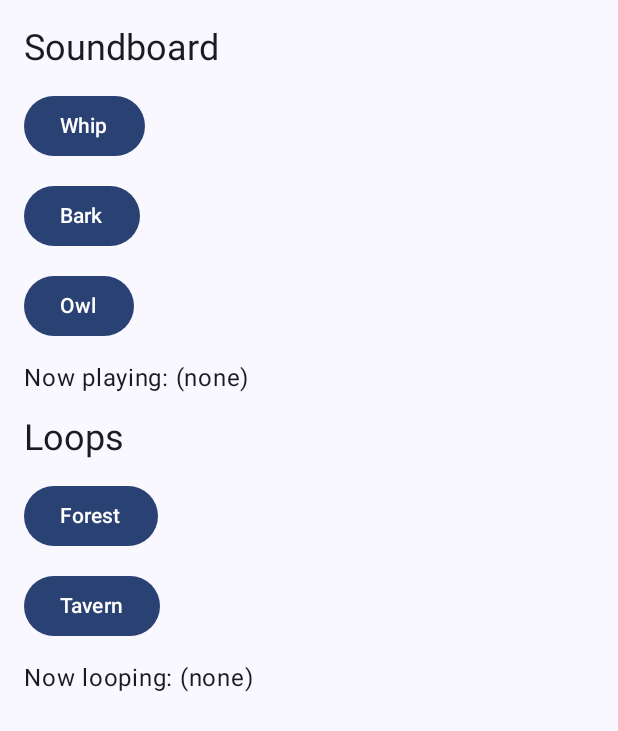
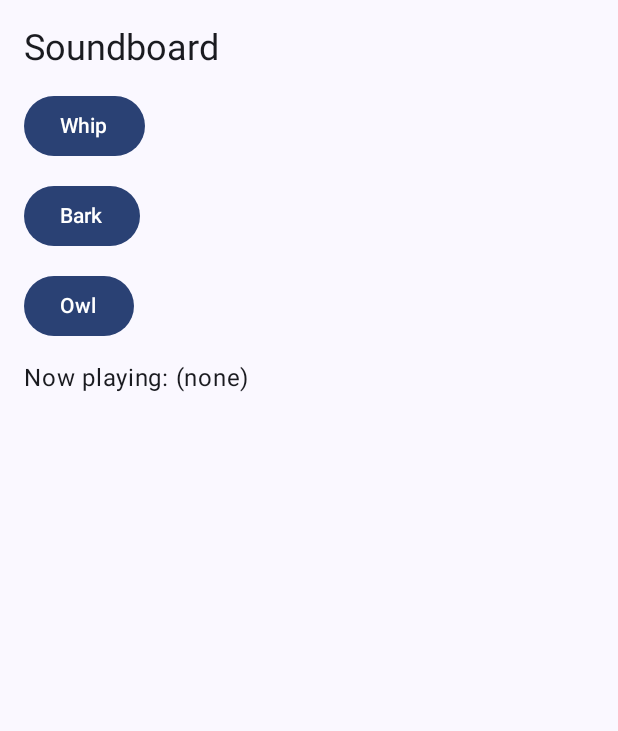
Before and after one commit to Almantask/rpg-audio-mixer, an Android app built with Jetpack Compose: the MainActivity screen opened directly, with no data from a screen before it, on a phone screen of 412 x 824 dp. Shown: the top 731 px of the screen. Run offline under Robolectric (Android 15) with nearby library versions, the phone set to English and light mode, and no system bars; our stand-ins replace Dagger/Hilt's generated code.

```diff
--- a/app/src/main/java/com/example/rpgaudiomixer/app/components/SoundboardScreen.kt
+++ b/app/src/main/java/com/example/rpgaudiomixer/app/components/SoundboardScreen.kt
@@ -20,8 +20,6 @@ import com.example.rpgaudiomixer.domain.media.MixedMusicPlayer
 object SoundboardTestTags {
     fun soundButton(soundId: String) = "soundButton_${soundId}"
     const val NOW_PLAYING_TEXT = "nowPlayingText"
-    fun loopButton(loopId: String) = "loopButton_${loopId}"
-    const val NOW_LOOPING_TEXT = "nowLoopingText"
 }
 
 @Composable
@@ -30,7 +28,6 @@ fun SoundboardScreen(
     modifier: Modifier = Modifier,
 ) {
     var nowPlaying by rememberSaveable { mutableStateOf<String?>(null) }
-    var nowLooping by rememberSaveable { mutableStateOf<String?>(null) }
 
     Column(
         modifier = modifier
@@ -69,31 +66,6 @@ fun SoundboardScreen(
             modifier = Modifier.testTag(SoundboardTestTags.NOW_PLAYING_TEXT),
             text = nowPlayingTextValue,
         )
-
-        Text(
-            text = "Loops",
-            style = MaterialTheme.typography.headlineSmall,
-        )
-
-        LoopButton(
-            label = "Forest",
-            loopId = "forest",
-            mixedMusicPlayer = mixedMusicPlayer,
-            onLooping = { nowLooping = it },
-        )
-
-        LoopButton(
-            label = "Tavern",
-            loopId = "tavern",
-            mixedMusicPlayer = mixedMusicPlayer,
-            onLooping = { nowLooping = it },
-        )
-
-        val nowLoopingTextValue = nowLooping?.let { "Now looping: $it" } ?: "Now looping: (none)"
-        Text(
-            modifier = Modifier.testTag(SoundboardTestTags.NOW_LOOPING_TEXT),
-            text = nowLoopingTextValue,
-        )
     }
 }
 
@@ -114,21 +86,3 @@ private fun SoundButton(
         Text(label)
     }
 }
-
-@Composable
-private fun LoopButton(
-    label: String,
-    loopId: String,
-    mixedMusicPlayer: MixedMusicPlayer,
-    onLooping: (String) -> Unit,
-) {
-    Button(
-        modifier = Modifier.testTag(SoundboardTestTags.loopButton(loopId)),
-        onClick = {
-            mixedMusicPlayer.playLoopingSound(loopId)
-            onLooping(loopId)
-        },
-    ) {
-        Text(label)
-    }
-}
```
Also changed, not shown: 2 other files.
